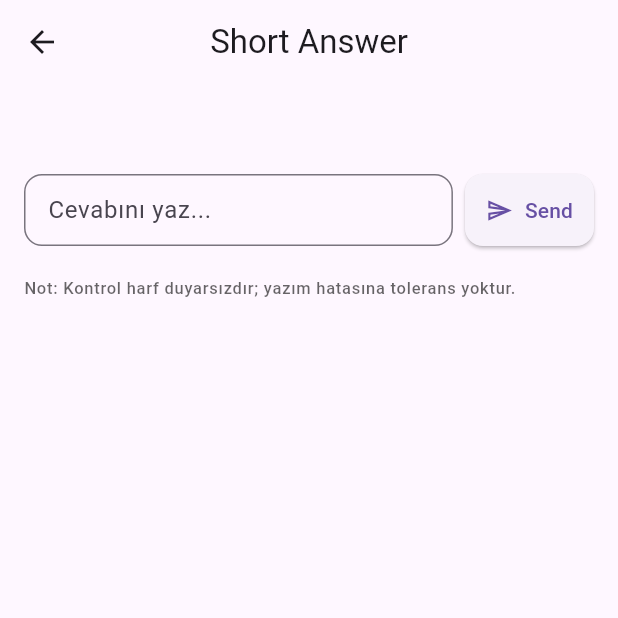
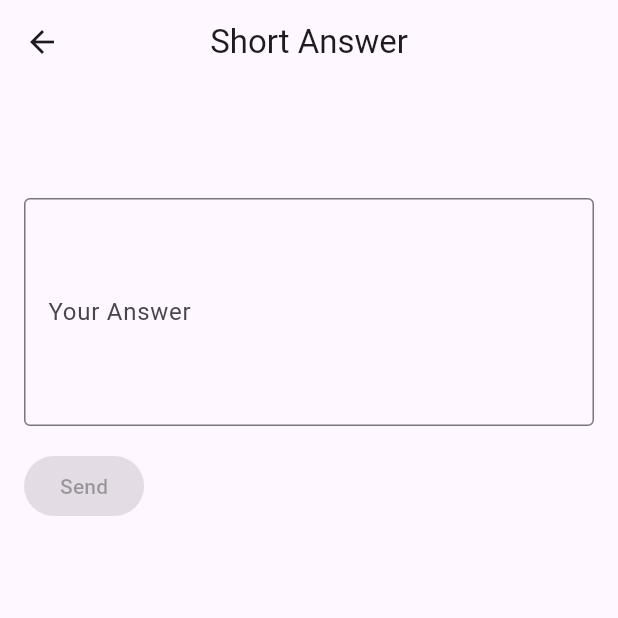
Before and after one commit to eminesenaa/mobile-interview-platform, a Flutter app: the ShortAnswerPage screen opened directly with empty values, on a phone screen of 412 x 824 dp, the top half of it. Run offline on Flutter 3.47's test engine with Material 3 defaults, Android fonts, the phone set to English and light mode, and no system bars; our stand-ins replace awesome_bottom_bar, cloud_firestore, firebase_core, font_awesome_flutter, get, google_fonts and 1 more; accounts and stored records are empty.

```diff
--- a/lib/controllers/short_answer_controller.dart
+++ b/lib/controllers/short_answer_controller.dart
@@ -1,52 +1,37 @@
+// ===================== File: lib/controllers/short_answer_controller.dart =====================
+// Purpose: Short Answer tipi sorular için controller.
+//          Kullanıcının cevabını tutar ve AI ile değerlendirilmesini sağlar.
+// ==========================================================================
+
 import 'package:get/get.dart';
 import '../models/question.dart';
-// (opsiyonel) solved güncellemek istersen:
-// import 'practice_controller.dart';
 
 class ShortAnswerController extends GetxController {
-  ShortAnswerController(this.question);
   final Question question;
 
-  final text = ''.obs;                 // kullanıcının yazdığı cevap
-  final attemptedWrongOnce = false.obs;
-  final revealAnswer = false.obs;
-  final isCorrect = false.obs;
+  ShortAnswerController(this.question);
 
-  void onChanged(String v) => text.value = v;
+  // 🔹 Kullanıcının yazdığı cevap
+  var answer = ''.obs;
 
-  void submit() {
-    final input = text.value.trim();
-    if (input.isEmpty) {
-      Get.snackbar('Oops', 'Lütfen bir cevap yaz 🙈',
-          snackPosition: SnackPosition.BOTTOM, duration: const Duration(seconds: 2));
-      return;
-    }
+  // 🔹 AI değerlendirme sonucu
+  var aiResult = ''.obs;
 
-    final ok = _norm(input) == _norm(question.correctAnswer ?? '');
-    if (ok) {
-      isCorrect.value = true;
-      // try { Get.find<QuestionController>().updateStatus(question.id, Status.solved); } catch (_) {}
-      Get.snackbar('Tebrikler 🎉', 'Doğru cevap!',
-          snackPosition: SnackPosition.BOTTOM, duration: const Duration(seconds: 2));
-    } else {
-      if (!attemptedWrongOnce.value) {
-        attemptedWrongOnce.value = true;
-        text.value = ''; // ilk yanlışta temizle
-        Get.snackbar('Tekrar dene ✍️', 'Ufak bir yazım hatası yapmış olabilirsin.',
-            snackPosition: SnackPosition.BOTTOM, duration: const Duration(seconds: 2));
-      } else {
-        Get.snackbar('Yanlış', 'İstersen "Show answer" ile doğru cevabı görebilirsin.',
-            snackPosition: SnackPosition.BOTTOM, duration: const Duration(seconds: 2));
-      }
-    }
+  /// Kullanıcının cevabını AI Prompt Helper ile birleştirip değerlendirme yapar
+  Future<void> submitAnswerWithAI() async {
+    final userAns = answer.value.trim();
+    if (userAns.isEmpty) return;
+
+    // 🔹 Prompt hazırlama
+    final prompt = """
+Question: ${question.description}
+AI Prompt Helper: ${question.aiPromptHelper}
+User Answer: $userAns
+""";
+
+    // 🔹 Burada LLM API çağrısı yapılmalı (ör. OpenAI, Gemini, vs.)
+    // Şimdilik mock cevap
+    aiResult.value =
+        "✅ AI değerlendirmesi (mock):\nCevabın: \"$userAns\"\n\nPrompt Helper ipucu: ${question.aiPromptHelper}";
   }
-
-  void reset() {
-    text.value = '';
-    attemptedWrongOnce.value = false;
-    revealAnswer.value = false;
-    isCorrect.value = false;
-  }
-
-  String _norm(String s) => s.trim().replaceAll(RegExp(r'\s+'), ' ').toLowerCase();
 }
--- a/lib/pages/question_types/short_answer_page.dart
+++ b/lib/pages/question_types/short_answer_page.dart
@@ -1,3 +1,4 @@
+// ===================== File: lib/pages/question_types/short_answer_page.dart =====================
 import 'package:flutter/material.dart';
 import 'package:get/get.dart';
 import '../../../models/question.dart';
@@ -14,135 +15,71 @@ class ShortAnswerPage extends StatelessWidget {
     return Scaffold(
       appBar: AppBar(title: const Text('Short Answer'), centerTitle: true),
       body: SafeArea(
-        child: SingleChildScrollView(
-          padding: const EdgeInsets.fromLTRB(16, 16, 16, 24),
-          child: GetX<ShortAnswerController>(
-            init: c,
-            tag: question.id,
-            builder: (c) => Column(
+        child: Padding(
+          padding: const EdgeInsets.all(16),
+          child: Column(
             crossAxisAlignment: CrossAxisAlignment.start,
             children: [
+              // 🔹 Soru başlığı
               Text(
                 question.title,
-                  style: Theme.of(context).textTheme.titleLarge?.copyWith(fontWeight: FontWeight.w700),
+                style: Theme.of(context)
+                    .textTheme
+                    .titleLarge
+                    ?.copyWith(fontWeight: FontWeight.bold),
               ),
-                if ((question.description ?? '').isNotEmpty) ...[
-                  const SizedBox(height: 8),
-                  Text(question.description!, style: Theme.of(context).textTheme.bodyMedium),
-                ],
+              const SizedBox(height: 12),
+
+              // 🔹 Açıklama / soru metni
+              if ((question.description ?? '').isNotEmpty)
+                Text(
+                  question.description!,
+                  style: Theme.of(context).textTheme.bodyMedium,
+                ),
+
+              const SizedBox(height: 20),
+
+              // 🔹 Kullanıcı cevabı
+              TextField(
+                onChanged: (val) => c.answer.value = val,
+                maxLines: 5,
+                decoration: const InputDecoration(
+                  labelText: "Your Answer",
+                  border: OutlineInputBorder(),
+                ),
+              ),
+
               const SizedBox(height: 16),
 
-                // Input + Send
-                Row(
-                  children: [
-                    Expanded(
-                      child: TextField(
-                        enabled: !c.isCorrect.value,
-                        controller: TextEditingController(text: c.text.value)
-                          ..selection = TextSelection.fromPosition(
-                            TextPosition(offset: c.text.value.length),
-                          ),
-                        onChanged: c.onChanged,
-                        textInputAction: TextInputAction.send,
-                        onSubmitted: (_) => c.submit(),
-                        decoration: InputDecoration(
-                          hintText: 'Cevabını yaz...',
-                          border: OutlineInputBorder(borderRadius: BorderRadius.circular(12)),
-                          contentPadding: const EdgeInsets.symmetric(horizontal: 12, vertical: 12),
-                        ),
-                      ),
-                    ),
-                    const SizedBox(width: 8),
-                    ElevatedButton.icon(
-                      onPressed: c.isCorrect.value ? null : c.submit,
-                      icon: const Icon(Icons.send_outlined, size: 18),
-                      label: const Text('Send'),
-                      style: ElevatedButton.styleFrom(
-                        padding: const EdgeInsets.symmetric(horizontal: 14, vertical: 14),
-                        shape: RoundedRectangleBorder(borderRadius: BorderRadius.circular(12)),
-                      ),
-                    ),
-                  ],
-                ),
+              // 🔹 Tek seferlik gönder butonu
+              Obx(() => ElevatedButton(
+                    onPressed: c.answer.value.trim().isEmpty
+                        ? null
+                        : () => c.submitAnswerWithAI(),
+                    child: const Text("Send"),
+                  )),
 
-                const SizedBox(height: 8),
+              const SizedBox(height: 24),
 
-                if (!c.isCorrect.value && c.attemptedWrongOnce.value && !c.revealAnswer.value)
-                  Text(
-                    'Bir kez daha dene ya da aşağıdaki "Show answer" ile doğru cevabı görebilirsin.',
-                    style: Theme.of(context).textTheme.bodySmall,
-                  ),
-
-                if (!c.isCorrect.value && c.attemptedWrongOnce.value && !c.revealAnswer.value) ...[
-                  const SizedBox(height: 8),
-                  TextButton.icon(
-                    onPressed: () => c.revealAnswer.value = true,
-                    icon: const Icon(Icons.visibility_outlined),
-                    label: const Text('Show answer'),
-                  ),
-                ],
-
-                if (c.revealAnswer.value) ...[
-                  const SizedBox(height: 12),
-                  Container(
+              // 🔹 AI değerlendirme çıktısı
+              Obx(() {
+                if (c.aiResult.value.isEmpty) {
+                  return const SizedBox.shrink();
+                }
+                return Container(
                   width: double.infinity,
                   padding: const EdgeInsets.all(12),
                   decoration: BoxDecoration(
-                      borderRadius: BorderRadius.circular(12),
-                      color: Theme.of(context).colorScheme.surfaceVariant,
+                    color: Colors.grey.shade200,
+                    borderRadius: BorderRadius.circular(8),
                   ),
-                    child: Column(
-                      crossAxisAlignment: CrossAxisAlignment.start,
-                      children: [
-                        const Text('Correct Answer', style: TextStyle(fontWeight: FontWeight.w700)),
-                        const SizedBox(height: 6),
-                        Text(question.correctAnswer ?? '—',
-                            style: Theme.of(context).textTheme.titleMedium),
+                  child: Text(
+                    c.aiResult.value,
+                    style: Theme.of(context).textTheme.bodyMedium,
+                  ),
+                );
+              }),
             ],
-                    ),
-                  ),
-                ],
-
-                if (c.isCorrect.value) ...[
-                  const SizedBox(height: 16),
-                  Material(
-                    color: Theme.of(context).colorScheme.secondaryContainer,
-                    borderRadius: BorderRadius.circular(16),
-                    child: InkWell(
-                      borderRadius: BorderRadius.circular(16),
-                      onTap: () => Get.back(),
-                      child: Padding(
-                        padding: const EdgeInsets.all(14),
-                        child: Row(
-                          children: [
-                            const Icon(Icons.check_circle_outline, size: 28),
-                            const SizedBox(width: 12),
-                            Expanded(
-                              child: Text(
-                                'Harika! Bu soruyu doğru cevapladın. Bir sonrakine geçmek için dokun.',
-                                style: Theme.of(context)
-                                    .textTheme
-                                    .bodyMedium
-                                    ?.copyWith(fontWeight: FontWeight.w600),
-                              ),
-                            ),
-                            const Icon(Icons.arrow_forward_ios_rounded, size: 18),
-                          ],
-                        ),
-                      ),
-                    ),
-                  ),
-                ],
-
-                const SizedBox(height: 12),
-                Text(
-                  'Not: Kontrol harf duyarsızdır; yazım hatasına tolerans yoktur.',
-                  style: Theme.of(context).textTheme.labelSmall?.copyWith(
-                    color: Theme.of(context).hintColor,
-                  ),
-                ),
-              ],
-            ),
           ),
         ),
       ),
```
Also changed, not shown: lib/models/question.dart (+39 -18 lines). Lines whose indentation alone changed are shown as unchanged.
